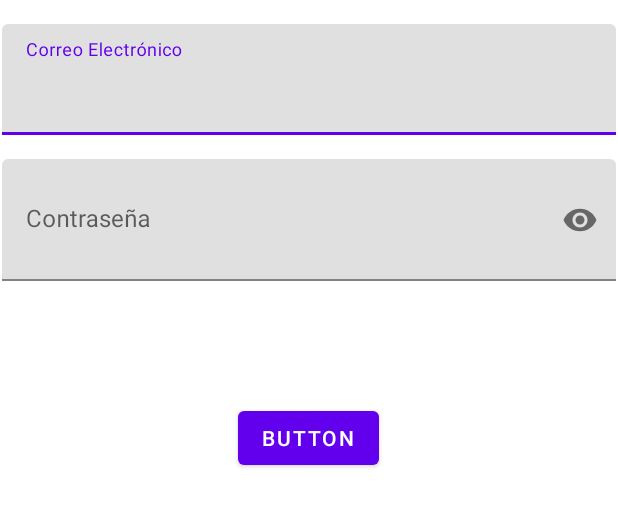
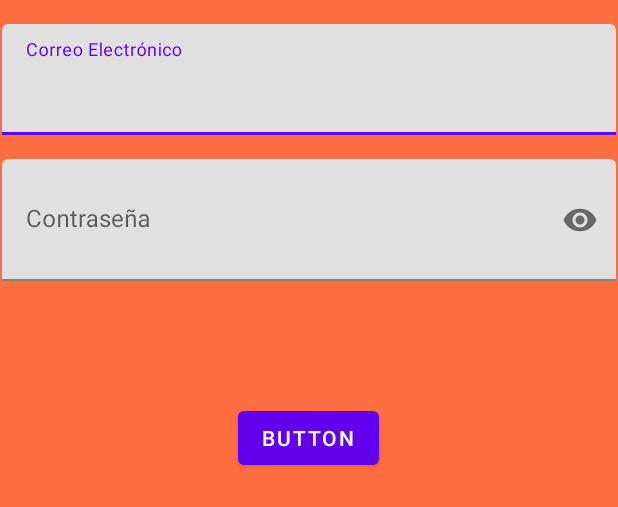
Before and after one commit to JamzGarcia527/RescuePetsAppFinal, an Android app: the layout activity_main.xml on its own in the app's theme, with its tools: preview values and no code run, on a phone screen of 412 x 824 dp. Shown: the top 507 px of the screen. Run offline under Robolectric (Android 15) with nearby library versions, the light colour scheme and no system bars.

Commit message:
Splash Screen Ok

```diff
--- a/app/src/main/java/com/jamzdeveploment/rescuepetsapp/MainActivity.kt
+++ b/app/src/main/java/com/jamzdeveploment/rescuepetsapp/MainActivity.kt
@@ -7,9 +7,15 @@ import com.jamzdeveploment.rescuepetsapp.databinding.ActivityMainBinding
 
 class MainActivity : AppCompatActivity() {
 
+
+
     private lateinit var binding: ActivityMainBinding
 
     override fun onCreate(savedInstanceState: Bundle?) {
+
+       ////Thread.sleep(3000)
+        //setTheme(R.style.AppTheme)
+
         super.onCreate(savedInstanceState)
 
         // paso 1 inicializar el objeto ActivityMainBinding
--- /dev/null
+++ b/app/src/main/res/drawable/splash_background.xml
@@ -0,0 +1,15 @@
+<?xml version="1.0" encoding="utf-8"?>
+<layer-list android:opacity="opaque"
+    xmlns:android="http://schemas.android.com/apk/res/android">
+
+    <item android:drawable="@color/orange"/>
+
+    <item
+        android:left="20dp"
+        android:right="20dp"
+        android:top="100dp"
+        android:bottom="100dp">
+        <bitmap android:src="@drawable/android" />
+    </item>
+
+</layer-list>
--- a/app/src/main/res/layout/activity_main.xml
+++ b/app/src/main/res/layout/activity_main.xml
@@ -4,6 +4,7 @@
     xmlns:tools="http://schemas.android.com/tools"
     android:layout_width="match_parent"
     android:layout_height="match_parent"
+    android:background="@color/orange"
     tools:context=".MainActivity">
 
     <com.google.android.material.textfield.TextInputLayout
--- a/app/src/main/res/values/colors.xml
+++ b/app/src/main/res/values/colors.xml
@@ -8,4 +8,5 @@
     <color name="black">#FF000000</color>
     <color name="black_500">#262626</color>
     <color name="white">#FFFFFFFF</color>
+    <color name="orange">#FF6E40</color>
 </resources>
--- a/app/src/main/res/values/strings.xml
+++ b/app/src/main/res/values/strings.xml
@@ -1,7 +1,8 @@
 <resources>
     <string name="app_name">RescuePetsAppFinal</string>
     <string name="email_address_hint">Correo  Electrónico</string>
-    <string name="password_hint">Contraseña</string><string name="title_active_login">Firebase Login</string>
+    <string name="password_hint">Contraseña</string>
+    <string name="title_active_login">Firebase Login</string>
     <string name="password">Contraseña</string>
     <string name="new_password">Nueva contraseña</string>
     <string name="current_password">Contraseña actual</string>
--- a/app/src/main/res/values/themes.xml
+++ b/app/src/main/res/values/themes.xml
@@ -13,4 +13,8 @@
         <item name="android:statusBarColor" tools:targetApi="l">?attr/colorPrimaryVariant</item>
         <!-- Customize your theme here. -->
     </style>
+    <style name="SplashTheme" parent="Theme.AppCompat.DayNight.NoActionBar">
+        <item name="android:windowBackground">@drawable/splash_background</item>
+
+    </style>
 </resources>
```
Also changed, not shown: app/src/main/AndroidManifest.xml (+5 -2 lines), app/src/main/java/com/jamzdeveploment/rescuepetsapp/SplashActivity.kt (added, +12 -0 lines), app/src/main/res/drawable/splashscreen.xml (added, +8 -0 lines), app/src/main/res/drawable/android.png (added), app/src/main/res/drawable/mandroid.jpg (added), app/src/main/res/drawable/mandroid2.jpg (added).
